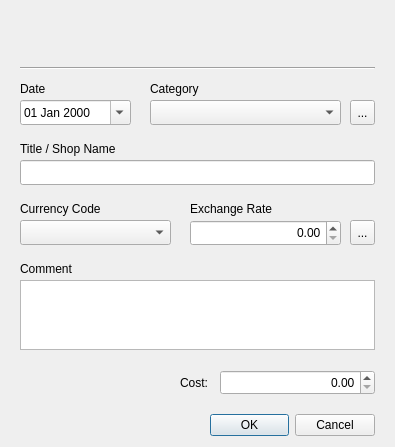
Above: Dialog/ExpenseDialog.ui from wslowinski/QtFinance before the change. Below: the same form after it.
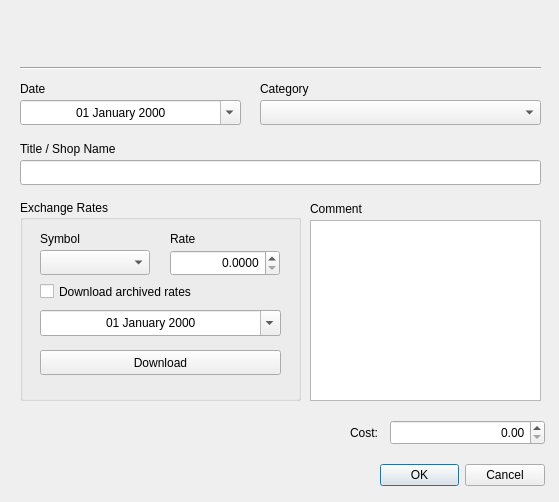
That is the form after the change. Icons and pictures are not drawn.

Commit message: Add currencies downloading to Expenses Dialog

```diff
--- a/Dialog/ExpenseDialog.ui
+++ b/Dialog/ExpenseDialog.ui
@@ -9,8 +9,8 @@
    <rect>
     <x>0</x>
     <y>0</y>
-    <width>395</width>
-    <height>447</height>
+    <width>559</width>
+    <height>502</height>
    </rect>
   </property>
   <property name="palette">
@@ -29,8 +29,8 @@
   <widget class="QDialogButtonBox" name="btnBox">
    <property name="geometry">
     <rect>
-     <x>210</x>
-     <y>410</y>
+     <x>380</x>
+     <y>460</y>
      <width>165</width>
      <height>31</height>
     </rect>
@@ -47,15 +47,18 @@
     <rect>
      <x>20</x>
      <y>100</y>
-     <width>111</width>
+     <width>221</width>
      <height>25</height>
     </rect>
    </property>
    <property name="locale">
     <locale language="English" country="UnitedStates"/>
    </property>
+   <property name="alignment">
+    <set>Qt::AlignCenter</set>
+   </property>
    <property name="displayFormat">
-    <string>dd MMM yyyy</string>
+    <string>dd MMMM yyyy</string>
    </property>
    <property name="calendarPopup">
     <bool>true</bool>
@@ -64,9 +67,9 @@
   <widget class="QComboBox" name="cbCategory">
    <property name="geometry">
     <rect>
-     <x>150</x>
+     <x>260</x>
      <y>100</y>
-     <width>191</width>
+     <width>281</width>
      <height>25</height>
     </rect>
    </property>
@@ -105,7 +108,7 @@
   <widget class="QLabel" name="lblCategory">
    <property name="geometry">
     <rect>
-     <x>150</x>
+     <x>260</x>
      <y>80</y>
      <width>67</width>
      <height>17</height>
@@ -115,35 +118,12 @@
     <string>Category</string>
    </property>
   </widget>
-  <widget class="QToolButton" name="btnAddCategory">
-   <property name="geometry">
-    <rect>
-     <x>350</x>
-     <y>100</y>
-     <width>25</width>
-     <height>25</height>
-    </rect>
-   </property>
-   <property name="text">
-    <string>...</string>
-   </property>
-   <property name="icon">
-    <iconset theme="document-new">
-     <normaloff>.</normaloff>.</iconset>
-   </property>
-   <property name="iconSize">
-    <size>
-     <width>25</width>
-     <height>25</height>
-    </size>
-   </property>
-  </widget>
   <widget class="QLineEdit" name="edtTitle">
    <property name="geometry">
     <rect>
      <x>20</x>
      <y>160</y>
-     <width>355</width>
+     <width>521</width>
      <height>25</height>
     </rect>
    </property>
@@ -164,8 +144,8 @@
   <widget class="QDoubleSpinBox" name="dsbExpense">
    <property name="geometry">
     <rect>
-     <x>220</x>
-     <y>370</y>
+     <x>390</x>
+     <y>420</y>
      <width>155</width>
      <height>25</height>
     </rect>
@@ -186,8 +166,8 @@
   <widget class="QLabel" name="lblCost">
    <property name="geometry">
     <rect>
-     <x>180</x>
-     <y>370</y>
+     <x>350</x>
+     <y>420</y>
      <width>40</width>
      <height>25</height>
     </rect>
@@ -202,8 +182,8 @@
   <widget class="QLabel" name="lblComment">
    <property name="geometry">
     <rect>
-     <x>20</x>
-     <y>260</y>
+     <x>310</x>
+     <y>200</y>
      <width>131</width>
      <height>17</height>
     </rect>
@@ -215,103 +195,17 @@
   <widget class="QPlainTextEdit" name="edtComment">
    <property name="geometry">
     <rect>
-     <x>20</x>
-     <y>280</y>
-     <width>355</width>
-     <height>70</height>
-    </rect>
-   </property>
-  </widget>
-  <widget class="QComboBox" name="cbbCurrencyCode">
-   <property name="geometry">
-    <rect>
-     <x>20</x>
+     <x>310</x>
      <y>220</y>
-     <width>151</width>
-     <height>25</height>
+     <width>231</width>
+     <height>181</height>
     </rect>
-   </property>
-   <property name="font">
-    <font>
-     <bold>false</bold>
-    </font>
-   </property>
-   <property name="currentIndex">
-    <number>-1</number>
-   </property>
-  </widget>
-  <widget class="QLabel" name="lblCurrencyCode">
-   <property name="geometry">
-    <rect>
-     <x>20</x>
-     <y>200</y>
-     <width>131</width>
-     <height>17</height>
-    </rect>
-   </property>
-   <property name="text">
-    <string>Currency Code</string>
-   </property>
-  </widget>
-  <widget class="QLabel" name="lblExchangeRate">
-   <property name="geometry">
-    <rect>
-     <x>190</x>
-     <y>200</y>
-     <width>131</width>
-     <height>17</height>
-    </rect>
-   </property>
-   <property name="text">
-    <string>Exchange Rate</string>
-   </property>
-  </widget>
-  <widget class="QToolButton" name="btnDownloadExchangeRate">
-   <property name="geometry">
-    <rect>
-     <x>350</x>
-     <y>220</y>
-     <width>25</width>
-     <height>25</height>
-    </rect>
-   </property>
-   <property name="text">
-    <string>...</string>
-   </property>
-   <property name="icon">
-    <iconset theme="emblem-downloads">
-     <normaloff>.</normaloff>.</iconset>
-   </property>
-   <property name="iconSize">
-    <size>
-     <width>25</width>
-     <height>25</height>
-    </size>
-   </property>
-  </widget>
-  <widget class="QDoubleSpinBox" name="dsbExchangeRate">
-   <property name="geometry">
-    <rect>
-     <x>190</x>
-     <y>220</y>
-     <width>151</width>
-     <height>26</height>
-    </rect>
-   </property>
-   <property name="locale">
-    <locale language="English" country="UnitedStates"/>
-   </property>
-   <property name="alignment">
-    <set>Qt::AlignRight|Qt::AlignTrailing|Qt::AlignVCenter</set>
-   </property>
-   <property name="showGroupSeparator" stdset="0">
-    <bool>false</bool>
    </property>
   </widget>
   <widget class="QLabel" name="imgExpense">
    <property name="geometry">
     <rect>
-     <x>165</x>
+     <x>250</x>
      <y>0</y>
      <width>70</width>
      <height>60</height>
@@ -329,7 +223,7 @@
     <rect>
      <x>20</x>
      <y>60</y>
-     <width>355</width>
+     <width>521</width>
      <height>16</height>
     </rect>
    </property>
@@ -337,6 +231,125 @@
     <enum>Qt::Horizontal</enum>
    </property>
   </widget>
+  <widget class="QGroupBox" name="gbExchangeRates">
+   <property name="geometry">
+    <rect>
+     <x>20</x>
+     <y>200</y>
+     <width>281</width>
+     <height>201</height>
+    </rect>
+   </property>
+   <property name="title">
+    <string>Exchange Rates</string>
+   </property>
+   <widget class="QComboBox" name="cbbSymbol">
+    <property name="geometry">
+     <rect>
+      <x>20</x>
+      <y>50</y>
+      <width>110</width>
+      <height>25</height>
+     </rect>
+    </property>
+   </widget>
+   <widget class="QLabel" name="lblSymbol">
+    <property name="geometry">
+     <rect>
+      <x>20</x>
+      <y>30</y>
+      <width>67</width>
+      <height>17</height>
+     </rect>
+    </property>
+    <property name="text">
+     <string>Symbol</string>
+    </property>
+   </widget>
+   <widget class="QDoubleSpinBox" name="dspRate">
+    <property name="geometry">
+     <rect>
+      <x>150</x>
+      <y>50</y>
+      <width>110</width>
+      <height>26</height>
+     </rect>
+    </property>
+    <property name="locale">
+     <locale language="English" country="UnitedStates"/>
+    </property>
+    <property name="alignment">
+     <set>Qt::AlignRight|Qt::AlignTrailing|Qt::AlignVCenter</set>
+    </property>
+    <property name="decimals">
+     <number>4</number>
+    </property>
+   </widget>
+   <widget class="QLabel" name="lblRate">
+    <property name="geometry">
+     <rect>
+      <x>150</x>
+      <y>30</y>
+      <width>67</width>
+      <height>17</height>
+     </rect>
+    </property>
+    <property name="text">
+     <string>Rate</string>
+    </property>
+   </widget>
+   <widget class="QCheckBox" name="cbArchivedExchangeRates">
+    <property name="geometry">
+     <rect>
+      <x>20</x>
+      <y>80</y>
+      <width>241</width>
+      <height>23</height>
+     </rect>
+    </property>
+    <property name="text">
+     <string>Download archived rates</string>
+    </property>
+   </widget>
+   <widget class="QPushButton" name="btnDownloadExchangeRates">
+    <property name="geometry">
+     <rect>
+      <x>20</x>
+      <y>150</y>
+      <width>241</width>
+      <height>25</height>
+     </rect>
+    </property>
+    <property name="text">
+     <string>Download</string>
+    </property>
+   </widget>
+   <widget class="QDateEdit" name="dtExchangeRateDate">
+    <property name="geometry">
+     <rect>
+      <x>20</x>
+      <y>110</y>
+      <width>241</width>
+      <height>26</height>
+     </rect>
+    </property>
+    <property name="locale">
+     <locale language="English" country="UnitedStates"/>
+    </property>
+    <property name="alignment">
+     <set>Qt::AlignCenter</set>
+    </property>
+    <property name="currentSection">
+     <enum>QDateTimeEdit::DaySection</enum>
+    </property>
+    <property name="displayFormat">
+     <string>dd MMMM yyyy</string>
+    </property>
+    <property name="calendarPopup">
+     <bool>true</bool>
+    </property>
+   </widget>
+  </widget>
  </widget>
  <resources/>
  <connections>
```
The commit also changes 2 other files.
